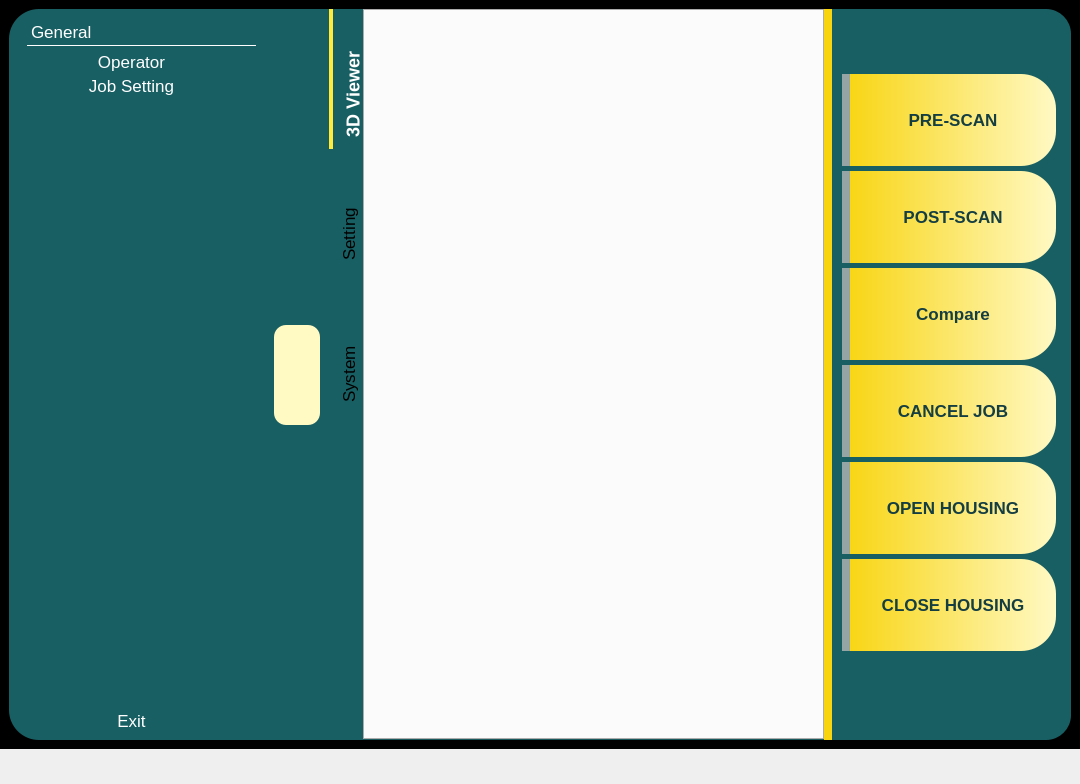
Above: qt5_ui/intelijet.ui from jacondv/intelijet_v2 before the change. Below: the same form after it.
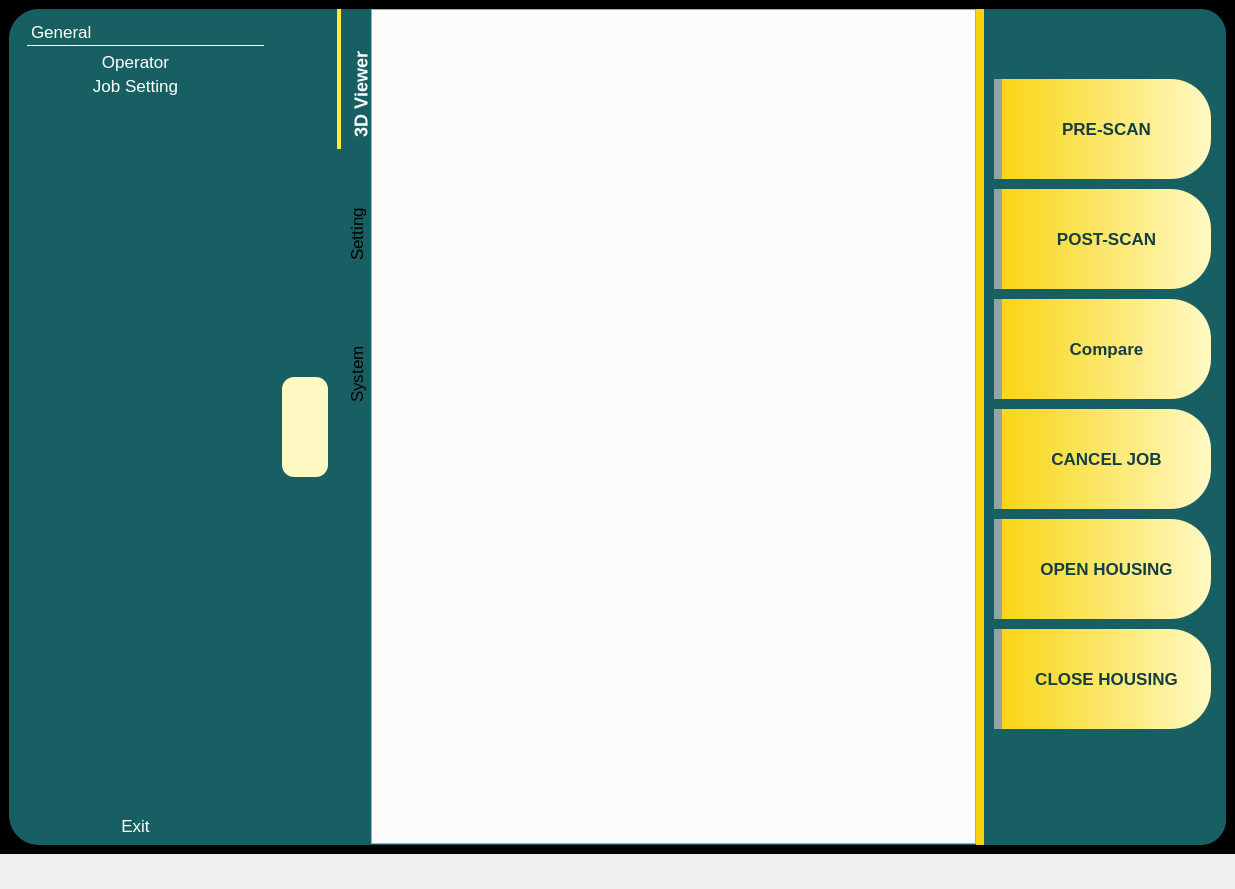
That is the form after the change. Icons and pictures are not drawn.

```diff
--- a/qt5_ui/intelijet.ui
+++ b/qt5_ui/intelijet.ui
@@ -6,8 +6,8 @@
    <rect>
     <x>0</x>
     <y>0</y>
-    <width>1080</width>
-    <height>784</height>
+    <width>1235</width>
+    <height>889</height>
    </rect>
   </property>
   <property name="windowTitle">
@@ -46,15 +46,15 @@
 #control_panel QPushButton {
     color: #153E42;
     border: none;
-    padding: 36px 0px 36px 0px;
+    padding: 40px 0px 40px 0px;
 	
     font-size: 17px;
     font-weight: bold;
 	background-color: qlineargradient(spread:pad, x1:0, y1:0, x2:1, y2:0, stop:0 #F8D40F, stop:1 #FFF9C4);
 
-	border-top-right-radius: 35px;
+	border-top-right-radius: 40px;
 	border-top-left-radius: 0px;
-	border-bottom-right-radius: 35px;
+	border-bottom-right-radius: 40px;
 	border-bottom-left-radius: 0px;
 
 	border-left: 8px solid #95a5a6; /*#55ff00;  #F8D40F;*/
@@ -147,7 +147,7 @@
    <layout class="QGridLayout" name="gridLayout_2">
     <item row="0" column="0">
      <widget class="QWidget" name="centralFrame" native="true">
-      <layout class="QHBoxLayout" name="horizontalLayout_2" stretch="2,0,4,2">
+      <layout class="QHBoxLayout" name="horizontalLayout_2" stretch="2,0,5,2">
        <property name="spacing">
         <number>0</number>
        </property>
@@ -189,8 +189,8 @@
               <rect>
                <x>0</x>
                <y>0</y>
-               <width>235</width>
-               <height>678</height>
+               <width>243</width>
+               <height>783</height>
               </rect>
              </property>
              <attribute name="icon">
@@ -551,7 +551,7 @@
          </property>
          <layout class="QVBoxLayout" name="verticalLayout_4">
           <property name="spacing">
-           <number>5</number>
+           <number>10</number>
           </property>
           <property name="leftMargin">
            <number>18</number>
@@ -586,7 +586,7 @@
             <property name="maximumSize">
              <size>
               <width>180</width>
-              <height>60</height>
+              <height>65</height>
              </size>
             </property>
             <property name="text">
```
